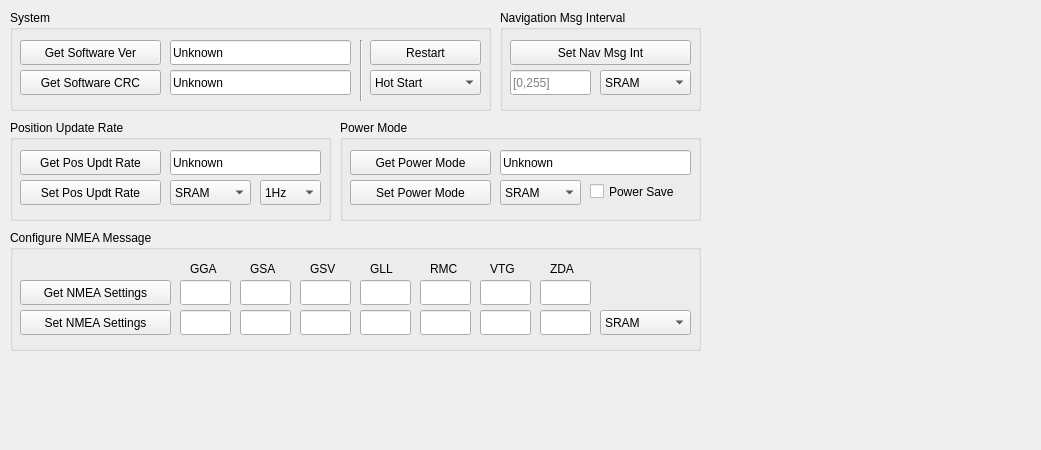
The window that san-antonio/sanantonio/ui/control_panels/gps_panel.ui (jumiknows/AleasatV2) describes before a commit, drawn with Qt 5.
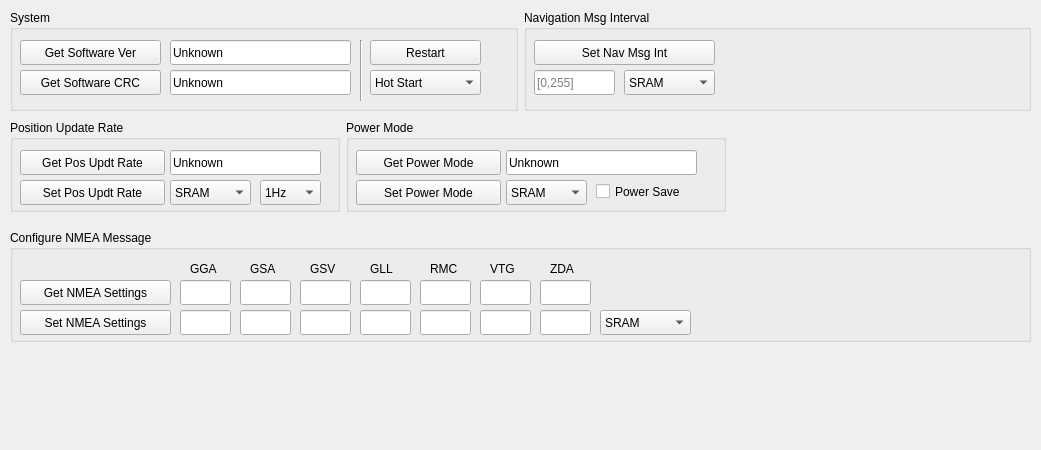
The same window after the commit.

Commit message: Gps panel formatting. When looking at how the SA GPS panel looked on @t-quinn-t's screen I saw that it was pretty ugly. This MR should fix that by adding horizontal panels that expand to fill out the  space. This also fixes a GPS bug.

Diff of the .ui file:
```diff
--- a/san-antonio/sanantonio/ui/control_panels/gps_panel.ui
+++ b/san-antonio/sanantonio/ui/control_panels/gps_panel.ui
@@ -13,107 +13,29 @@
   <property name="windowTitle">
    <string>Form</string>
   </property>
-  <widget class="QGroupBox" name="groupBox">
+  <widget class="QWidget" name="horizontalLayoutWidget">
    <property name="geometry">
     <rect>
-     <x>340</x>
-     <y>120</y>
-     <width>361</width>
+     <x>10</x>
+     <y>10</y>
+     <width>1021</width>
      <height>101</height>
     </rect>
    </property>
-   <property name="title">
-    <string>Power Mode</string>
-   </property>
-   <widget class="QPushButton" name="gps_set_pwr_mode_btn">
-    <property name="geometry">
-     <rect>
-      <x>10</x>
-      <y>60</y>
-      <width>141</width>
-      <height>25</height>
-     </rect>
-    </property>
-    <property name="text">
-     <string>Set Power Mode</string>
-    </property>
-   </widget>
-   <widget class="QComboBox" name="gps_pwr_write_box">
-    <property name="geometry">
-     <rect>
-      <x>160</x>
-      <y>60</y>
-      <width>81</width>
-      <height>25</height>
-     </rect>
-    </property>
+   <layout class="QHBoxLayout" name="horizontalLayout">
     <item>
-     <property name="text">
-      <string>SRAM</string>
-     </property>
-    </item>
-    <item>
-     <property name="text">
-      <string>FLASH</string>
-     </property>
-    </item>
-    <item>
-     <property name="text">
-      <string>TEMP</string>
-     </property>
-    </item>
-   </widget>
-   <widget class="QPushButton" name="gps_get_pwr_mode_btn">
-    <property name="geometry">
-     <rect>
-      <x>10</x>
-      <y>30</y>
-      <width>141</width>
-      <height>25</height>
-     </rect>
-    </property>
-    <property name="text">
-     <string>Get Power Mode</string>
-    </property>
-   </widget>
-   <widget class="QCheckBox" name="gps_pwr_save_check">
-    <property name="geometry">
-     <rect>
-      <x>250</x>
-      <y>60</y>
-      <width>101</width>
-      <height>23</height>
-     </rect>
-    </property>
-    <property name="text">
-     <string>Power Save</string>
-    </property>
-   </widget>
-   <widget class="QLineEdit" name="gps_pwr_mode_edit">
-    <property name="geometry">
-     <rect>
-      <x>160</x>
-      <y>30</y>
-      <width>191</width>
-      <height>25</height>
-     </rect>
-    </property>
-    <property name="text">
-     <string>Unknown</string>
-    </property>
-    <property name="readOnly">
-     <bool>true</bool>
-    </property>
-   </widget>
-  </widget>
   <widget class="QGroupBox" name="groupBox_2">
-   <property name="geometry">
-    <rect>
-     <x>10</x>
-     <y>10</y>
-     <width>481</width>
-     <height>101</height>
-    </rect>
+      <property name="sizePolicy">
+       <sizepolicy hsizetype="MinimumExpanding" vsizetype="Preferred">
+        <horstretch>0</horstretch>
+        <verstretch>90</verstretch>
+       </sizepolicy>
+      </property>
+      <property name="minimumSize">
+       <size>
+        <width>337</width>
+        <height>0</height>
+       </size>
    </property>
    <property name="title">
     <string>System</string>
@@ -228,14 +150,102 @@
     </item>
    </widget>
   </widget>
+    </item>
+    <item>
+     <widget class="QGroupBox" name="groupBox_4">
+      <property name="sizePolicy">
+       <sizepolicy hsizetype="MinimumExpanding" vsizetype="Preferred">
+        <horstretch>0</horstretch>
+        <verstretch>0</verstretch>
+       </sizepolicy>
+      </property>
+      <property name="minimumSize">
+       <size>
+        <width>0</width>
+        <height>90</height>
+       </size>
+      </property>
+      <property name="title">
+       <string>Navigation Msg Interval</string>
+      </property>
+      <widget class="QPushButton" name="gps_set_nav_interval_btn">
+       <property name="geometry">
+        <rect>
+         <x>10</x>
+         <y>30</y>
+         <width>181</width>
+         <height>25</height>
+        </rect>
+       </property>
+       <property name="text">
+        <string>Set Nav Msg Int</string>
+       </property>
+      </widget>
+      <widget class="QComboBox" name="gps_nav_interval_write_box">
+       <property name="geometry">
+        <rect>
+         <x>100</x>
+         <y>60</y>
+         <width>91</width>
+         <height>25</height>
+        </rect>
+       </property>
+       <item>
+        <property name="text">
+         <string>SRAM</string>
+        </property>
+       </item>
+       <item>
+        <property name="text">
+         <string>FLASH</string>
+        </property>
+       </item>
+       <item>
+        <property name="text">
+         <string>TEMP</string>
+        </property>
+       </item>
+      </widget>
+      <widget class="QLineEdit" name="gps_set_nav_interval_edit">
+       <property name="geometry">
+        <rect>
+         <x>10</x>
+         <y>60</y>
+         <width>81</width>
+         <height>25</height>
+        </rect>
+       </property>
+       <property name="placeholderText">
+        <string>[0,255]</string>
+       </property>
+      </widget>
+     </widget>
+    </item>
+   </layout>
+  </widget>
+  <widget class="QWidget" name="horizontalLayoutWidget_2">
+   <property name="geometry">
+    <rect>
+     <x>10</x>
+     <y>120</y>
+     <width>1021</width>
+     <height>92</height>
+    </rect>
+   </property>
+   <layout class="QHBoxLayout" name="horizontalLayout_2">
+    <item>
   <widget class="QGroupBox" name="groupBox_3">
-   <property name="geometry">
-    <rect>
-     <x>10</x>
-     <y>120</y>
-     <width>321</width>
-     <height>101</height>
-    </rect>
+      <property name="sizePolicy">
+       <sizepolicy hsizetype="MinimumExpanding" vsizetype="Preferred">
+        <horstretch>0</horstretch>
+        <verstretch>0</verstretch>
+       </sizepolicy>
+      </property>
+      <property name="minimumSize">
+       <size>
+        <width>330</width>
+        <height>0</height>
+       </size>
    </property>
    <property name="title">
     <string>Position Update Rate</string>
@@ -245,10 +255,16 @@
      <rect>
       <x>10</x>
       <y>30</y>
-      <width>141</width>
+         <width>145</width>
       <height>25</height>
      </rect>
     </property>
+       <property name="minimumSize">
+        <size>
+         <width>145</width>
+         <height>0</height>
+        </size>
+       </property>
     <property name="text">
      <string>Get Pos Updt Rate</string>
     </property>
@@ -274,10 +290,16 @@
      <rect>
       <x>10</x>
       <y>60</y>
-      <width>141</width>
+         <width>145</width>
       <height>25</height>
      </rect>
     </property>
+       <property name="minimumSize">
+        <size>
+         <width>145</width>
+         <height>0</height>
+        </size>
+       </property>
     <property name="text">
      <string>Set Pos Updt Rate</string>
     </property>
@@ -368,37 +390,49 @@
     </item>
    </widget>
   </widget>
-  <widget class="QGroupBox" name="groupBox_4">
-   <property name="geometry">
-    <rect>
-     <x>500</x>
-     <y>10</y>
-     <width>201</width>
-     <height>101</height>
-    </rect>
+    </item>
+    <item>
+     <widget class="QGroupBox" name="groupBox">
+      <property name="sizePolicy">
+       <sizepolicy hsizetype="MinimumExpanding" vsizetype="Preferred">
+        <horstretch>0</horstretch>
+        <verstretch>0</verstretch>
+       </sizepolicy>
+      </property>
+      <property name="minimumSize">
+       <size>
+        <width>380</width>
+        <height>90</height>
+       </size>
    </property>
    <property name="title">
-    <string>Navigation Msg Interval</string>
-   </property>
-   <widget class="QPushButton" name="gps_set_nav_interval_btn">
+       <string>Power Mode</string>
+      </property>
+      <widget class="QPushButton" name="gps_set_pwr_mode_btn">
     <property name="geometry">
      <rect>
       <x>10</x>
-      <y>30</y>
-      <width>181</width>
+         <y>60</y>
+         <width>145</width>
       <height>25</height>
      </rect>
     </property>
+       <property name="minimumSize">
+        <size>
+         <width>145</width>
+         <height>0</height>
+        </size>
+       </property>
     <property name="text">
-     <string>Set Nav Msg Int</string>
-    </property>
-   </widget>
-   <widget class="QComboBox" name="gps_nav_interval_write_box">
+        <string>Set Power Mode</string>
+       </property>
+      </widget>
+      <widget class="QComboBox" name="gps_pwr_write_box">
     <property name="geometry">
      <rect>
-      <x>100</x>
+         <x>160</x>
       <y>60</y>
-      <width>91</width>
+         <width>81</width>
       <height>25</height>
      </rect>
     </property>
@@ -418,28 +452,91 @@
      </property>
     </item>
    </widget>
-   <widget class="QLineEdit" name="gps_set_nav_interval_edit">
+      <widget class="QPushButton" name="gps_get_pwr_mode_btn">
     <property name="geometry">
      <rect>
       <x>10</x>
+         <y>30</y>
+         <width>145</width>
+         <height>25</height>
+        </rect>
+       </property>
+       <property name="minimumSize">
+        <size>
+         <width>145</width>
+         <height>0</height>
+        </size>
+       </property>
+       <property name="text">
+        <string>Get Power Mode</string>
+       </property>
+      </widget>
+      <widget class="QCheckBox" name="gps_pwr_save_check">
+       <property name="geometry">
+        <rect>
+         <x>250</x>
       <y>60</y>
-      <width>81</width>
+         <width>101</width>
+         <height>23</height>
+        </rect>
+       </property>
+       <property name="text">
+        <string>Power Save</string>
+       </property>
+      </widget>
+      <widget class="QLineEdit" name="gps_pwr_mode_edit">
+       <property name="geometry">
+        <rect>
+         <x>160</x>
+         <y>30</y>
+         <width>191</width>
       <height>25</height>
      </rect>
     </property>
-    <property name="placeholderText">
-     <string>[0,255]</string>
-    </property>
-   </widget>
-  </widget>
-  <widget class="QGroupBox" name="groupBox_5">
+       <property name="text">
+        <string>Unknown</string>
+       </property>
+       <property name="readOnly">
+        <bool>true</bool>
+       </property>
+      </widget>
+     </widget>
+    </item>
+    <item>
+     <spacer name="horizontalSpacer">
+      <property name="orientation">
+       <enum>Qt::Horizontal</enum>
+      </property>
+      <property name="sizeType">
+       <enum>QSizePolicy::Expanding</enum>
+      </property>
+      <property name="sizeHint" stdset="0">
+       <size>
+        <width>40</width>
+        <height>20</height>
+       </size>
+      </property>
+     </spacer>
+    </item>
+   </layout>
+  </widget>
+  <widget class="QWidget" name="verticalLayoutWidget">
    <property name="geometry">
     <rect>
      <x>10</x>
      <y>230</y>
-     <width>691</width>
-     <height>121</height>
+     <width>1021</width>
+     <height>112</height>
     </rect>
+   </property>
+   <layout class="QVBoxLayout" name="verticalLayout">
+    <item>
+     <widget class="QGroupBox" name="groupBox_5">
+      <property name="minimumSize">
+       <size>
+        <width>0</width>
+        <height>110</height>
+       </size>
    </property>
    <property name="title">
     <string>Configure NMEA Message</string>
@@ -754,6 +851,9 @@
      </property>
     </item>
    </widget>
+     </widget>
+    </item>
+   </layout>
   </widget>
  </widget>
  <resources/>
```
Lines whose indentation alone changed are shown as unchanged. The commit also changes 2 other files.
